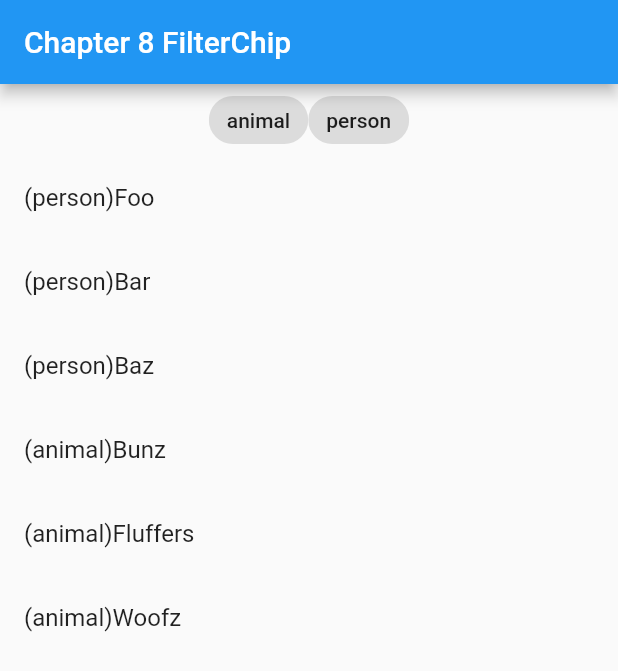
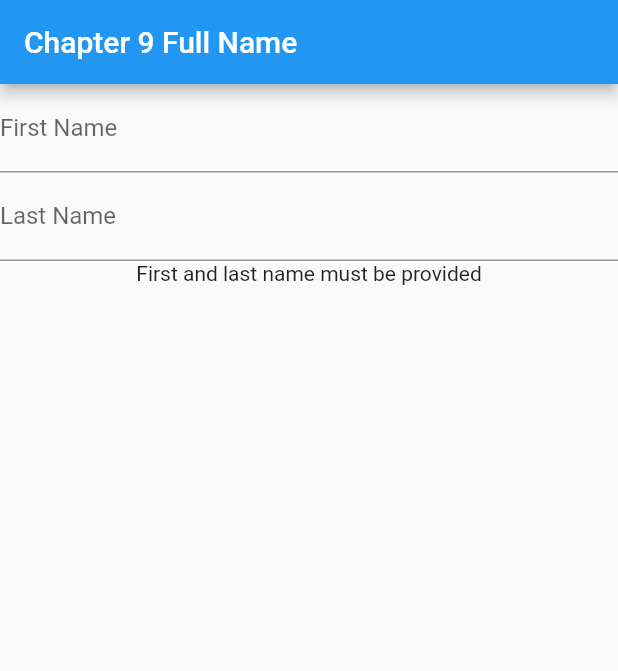
Before and after one commit to jinyongnan810/flutter_rx, a Flutter app: the screen it shows after launch, on a phone screen of 412 x 824 dp. Shown: the top 671 px of the screen. Run offline on Flutter 3.47's test engine with Material 2 defaults, Android fonts, the light colour scheme and no system bars; our stand-ins replace flutter_hooks, rxdart.

Commit message:
chapter 9: building a full name (part 1: basic implementation)

```diff
--- a/lib/main.dart
+++ b/lib/main.dart
@@ -1,9 +1,6 @@
 import 'package:flutter/material.dart';
 import 'package:flutter_hooks/flutter_hooks.dart';
 import 'package:flutter_rx/models/bloc.dart';
-import 'package:flutter_rx/models/type.dart';
-
-import 'models/thing.dart';
 
 void main() {
   runApp(const MyApp());
@@ -25,58 +22,32 @@ class MyApp extends StatelessWidget {
   }
 }
 
-const things = [
-  Thing(name: 'Foo', type: TypeOfThings.person),
-  Thing(name: 'Bar', type: TypeOfThings.person),
-  Thing(name: 'Baz', type: TypeOfThings.person),
-  Thing(name: 'Bunz', type: TypeOfThings.animal),
-  Thing(name: 'Fluffers', type: TypeOfThings.animal),
-  Thing(name: 'Woofz', type: TypeOfThings.animal),
-];
-
 class HomePage extends HookWidget {
   const HomePage({Key? key}) : super(key: key);
 
   @override
   Widget build(BuildContext context) {
-    final bloc = useMemoized(() => Bloc(things: things));
+    final bloc = useMemoized(() => Bloc());
     useEffect(() => bloc.dispose, [key]);
     return Scaffold(
-      appBar: AppBar(title: const Text('Chapter 8 FilterChip')),
+      appBar: AppBar(title: const Text('Chapter 9 Full Name')),
       body: Column(children: [
-        StreamBuilder<TypeOfThings?>(
-            stream: bloc.currentTypeOfThing,
+        TextField(
+          decoration: const InputDecoration(label: Text('First Name')),
+          onChanged: (first) => bloc.setFirst.add(first),
+        ),
+        TextField(
+          decoration: const InputDecoration(label: Text('Last Name')),
+          onChanged: (last) => bloc.setLast.add(last),
+        ),
+        StreamBuilder<String>(
+            stream: bloc.full,
             builder: (ctx, snapShot) {
-              final selectedType = snapShot.data;
-              return Wrap(
-                children: TypeOfThings.values.map((type) {
-                  return FilterChip(
-                      selectedColor: Colors.blueAccent[100],
-                      label: Text(type.name),
-                      selected: selectedType == type,
-                      onSelected: (selected) {
-                        final typeToSelect = selected ? type : null;
-                        bloc.setTypeOfThing.add(typeToSelect);
-                      });
-                }).toList(),
+              final fullName = snapShot.data ?? '';
+              return Center(
+                child: Text(fullName),
               );
-            }),
-        StreamBuilder<Iterable<Thing>>(
-          stream: bloc.things,
-          builder: (ctx, snapShot) {
-            final things = snapShot.data ?? [];
-            return Expanded(
-                child: ListView.builder(
-              itemBuilder: (ctx, index) {
-                return ListTile(
-                  title: Text(
-                      '(${things.elementAt(index).type.name})${things.elementAt(index).name}'),
-                );
-              },
-              itemCount: things.length,
-            ));
-          },
-        )
+            })
       ]),
     );
   }
--- a/lib/models/bloc.dart
+++ b/lib/models/bloc.dart
@@ -1,33 +1,32 @@
-import 'package:flutter_rx/models/thing.dart';
-import 'package:flutter_rx/models/type.dart';
 import 'package:rxdart/rxdart.dart';
 
 class Bloc {
-  final Sink<TypeOfThings?> setTypeOfThing;
-  final Stream<TypeOfThings?> currentTypeOfThing;
-  final Stream<Iterable<Thing>> things;
+  final Sink<String?> setFirst;
+  final Sink<String?> setLast;
+  final Stream<String> full;
   const Bloc._({
-    required this.setTypeOfThing,
-    required this.currentTypeOfThing,
-    required this.things,
+    required this.setFirst,
+    required this.setLast,
+    required this.full,
   });
 
   void dispose() {
-    setTypeOfThing.close();
+    setFirst.close();
+    setLast.close();
   }
 
-  factory Bloc({
-    required Iterable<Thing> things,
-  }) {
-    final subject = BehaviorSubject<TypeOfThings?>();
-    final filteredThings = subject
-        .debounceTime(const Duration(milliseconds: 300))
-        .map<Iterable<Thing>>((type) =>
-            type != null ? things.where((thing) => thing.type == type) : things)
-        .startWith(things);
+  factory Bloc() {
+    final firstSubject = BehaviorSubject<String?>();
+    final lastSubject = BehaviorSubject<String?>();
+    final full = Rx.combineLatest2<String?, String?, String>(
+        firstSubject, lastSubject, (first, last) {
+      if (first == null || last == null || first.isEmpty || last.isEmpty) {
+        return 'First and last name must be provided';
+      }
+      return '$first $last';
+    }).startWith('First and last name must be provided');
+
     return Bloc._(
-        setTypeOfThing: subject.sink,
-        currentTypeOfThing: subject.stream,
-        things: filteredThings);
+        setFirst: firstSubject.sink, setLast: lastSubject.sink, full: full);
   }
 }
--- a/lib/models/thing.dart
+++ /dev/null
@@ -1,14 +0,0 @@
-import 'package:flutter_rx/models/type.dart';
-import 'package:freezed_annotation/freezed_annotation.dart';
-import 'package:flutter/foundation.dart';
-part 'thing.freezed.dart';
-part 'thing.g.dart';
-
-@freezed
-class Thing with _$Thing {
-  const factory Thing({
-    required TypeOfThings type,
-    required String name,
-  }) = _Thing;
-  factory Thing.fromJson(Map<String, Object?> json) => _$ThingFromJson(json);
-}
--- a/lib/models/type.dart
+++ /dev/null
@@ -1 +0,0 @@
-enum TypeOfThings { animal, person }
```
Also changed, not shown: lib/models/thing.freezed.dart (deleted), lib/models/thing.g.dart (deleted), 1 other file.
